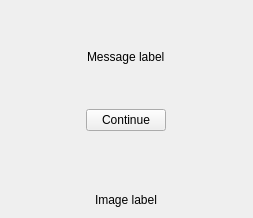
First picture: the form in src/gui/main_window/central_widget/overlay_widget/OverlayWidget.ui, repository ephell/Telescrape, before the edit.
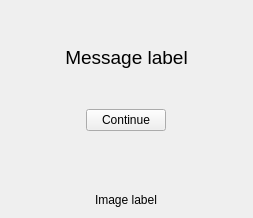
Second picture: the form after the edit.

Commit message: Increase point size of status message label; Chagne text alignment; Set word wrap to true

Diff of the .ui file:
```diff
--- a/src/gui/main_window/central_widget/overlay_widget/OverlayWidget.ui
+++ b/src/gui/main_window/central_widget/overlay_widget/OverlayWidget.ui
@@ -21,9 +21,24 @@
     <layout class="QVBoxLayout" name="verticalLayout_2">
      <item alignment="Qt::AlignHCenter">
       <widget class="QLabel" name="status_message_label">
+       <property name="font">
+        <font>
+         <pointsize>14</pointsize>
+         <bold>false</bold>
+        </font>
+       </property>
        <property name="text">
         <string>Message label</string>
        </property>
+       <property name="textFormat">
+        <enum>Qt::PlainText</enum>
+       </property>
+       <property name="alignment">
+        <set>Qt::AlignCenter</set>
+       </property>
+       <property name="wordWrap">
+        <bool>true</bool>
+       </property>
       </widget>
      </item>
     </layout>
```
The commit also changes 2 other files.
